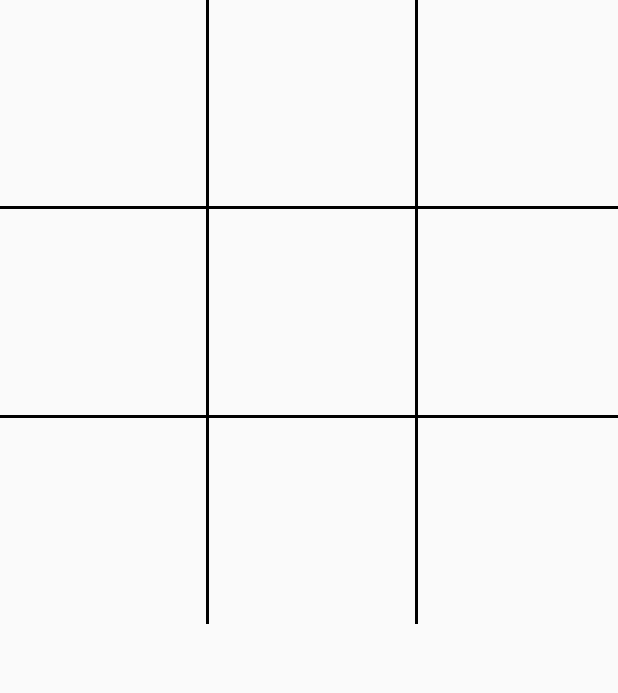
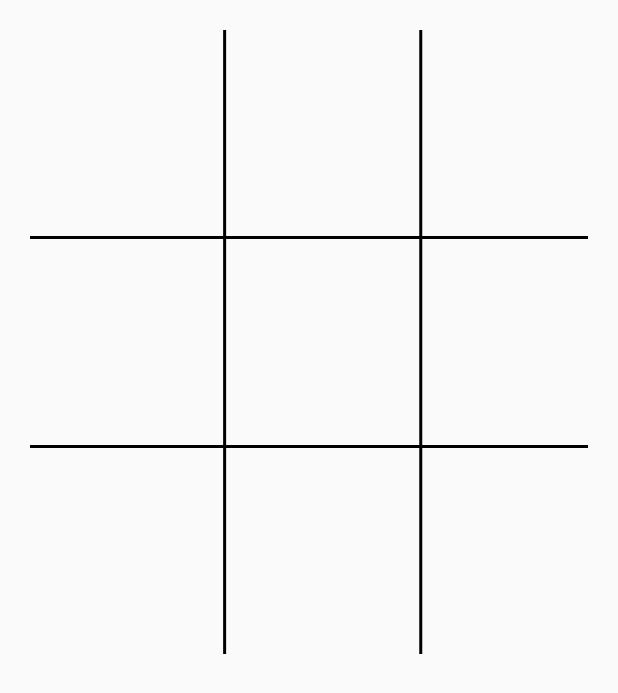
Before and after one commit to mouraa0/tic-tac-rank, a Flutter app: the screen it shows after launch, on a phone screen of 412 x 824 dp. Shown: the top 693 px of the screen. Run offline on Flutter 3.47's test engine with Material 2 defaults, Android fonts, the phone set to English and light mode, and no system bars.

Commit message:
feat: add padding to tic tac toe table prototype

```diff
--- a/tic_tac_rank_app/lib/core/presenter/view/tic_tac_toe/tic_tac_toe_prototype.dart
+++ b/tic_tac_rank_app/lib/core/presenter/view/tic_tac_toe/tic_tac_toe_prototype.dart
@@ -6,9 +6,10 @@ class TicTacToePrototype extends StatelessWidget {
   @override
   Widget build(BuildContext context) {
     return Scaffold(
-      body: SizedBox(
+      body: Container(
         width: MediaQuery.of(context).size.width,
         height: MediaQuery.of(context).size.height,
+        padding: const EdgeInsets.all(20),
         child: const _ColumnListViewComponent(),
       ),
     );
@@ -61,7 +62,7 @@ class _SingleBoxComponent extends StatelessWidget {
   @override
   Widget build(BuildContext context) {
     return SizedBox(
-      width: MediaQuery.of(context).size.width / 3,
+      width: MediaQuery.of(context).size.width / 3.2,
     );
   }
 }
```
